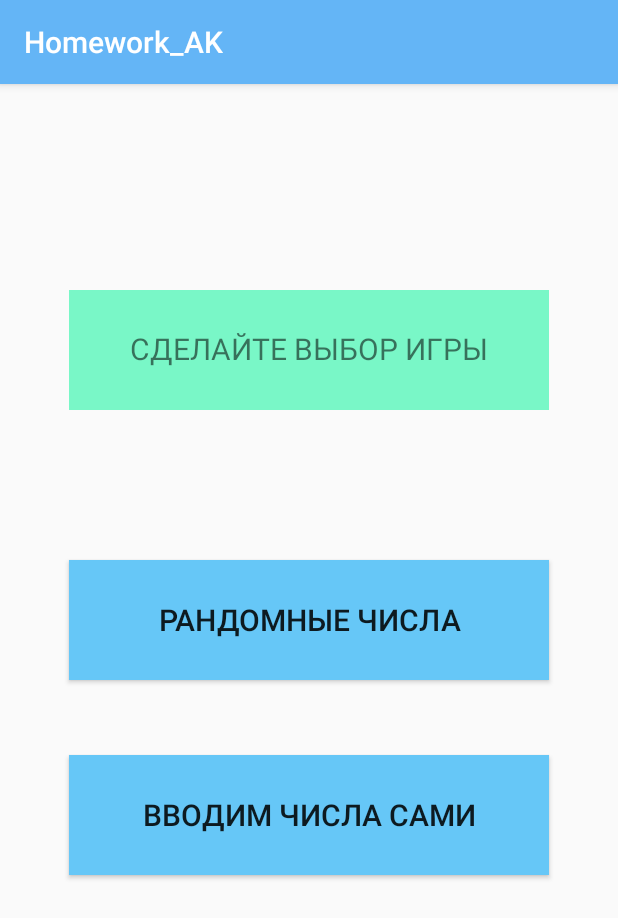
After one commit to poznyi11/homework_ak, an Android app: the MainHw2Activity screen opened directly, with no data from a screen before it, on a phone screen of 412 x 824 dp. The commit adds this screen. Shown: the top 918 px of the screen. Run offline under Robolectric (Android 15) with nearby library versions, the phone set to English and light mode, and no system bars.

Commit message:
start hw_2

```diff
--- a/app/src/main/AndroidManifest.xml
+++ b/app/src/main/AndroidManifest.xml
@@ -1,6 +1,6 @@
 <?xml version="1.0" encoding="utf-8"?>
 <manifest xmlns:android="http://schemas.android.com/apk/res/android"
-    package="by.ivpo.homework_ak">
+    package="by.ivpo.homework_ak" >
 
     <application
         android:allowBackup="true"
@@ -8,8 +8,10 @@
         android:label="@string/app_name"
         android:roundIcon="@mipmap/ic_launcher_round"
         android:supportsRtl="true"
-        android:theme="@style/AppTheme">
-        <activity android:name=".MainActivity">
+        android:theme="@style/AppTheme" >
+        <activity android:name=".homework_2.MainHw2Activity" >
+        </activity>
+        <activity android:name=".MainActivity" >
             <intent-filter>
                 <action android:name="android.intent.action.MAIN" />
 
--- /dev/null
+++ b/app/src/main/java/by/ivpo/homework_ak/homework_2/MainHw2Activity.java
@@ -0,0 +1,22 @@
+package by.ivpo.homework_ak.homework_2;
+
+import androidx.appcompat.app.AppCompatActivity;
+import android.os.Bundle;
+import android.view.View;
+
+import by.ivpo.homework_ak.R;
+
+public class MainHw2Activity extends AppCompatActivity {
+
+    @Override
+    protected void onCreate(Bundle savedInstanceState) {
+        super.onCreate(savedInstanceState);
+        setContentView(R.layout.activity_main_hw2);
+    }
+
+    public void startUserNumbers(View view) {
+    }
+
+    public void startRandomNumbers(View view) {
+    }
+}
--- /dev/null
+++ b/app/src/main/res/layout/activity_main_hw2.xml
@@ -0,0 +1,53 @@
+<?xml version="1.0" encoding="utf-8"?>
+<androidx.constraintlayout.widget.ConstraintLayout
+    xmlns:android="http://schemas.android.com/apk/res/android"
+    xmlns:tools="http://schemas.android.com/tools"
+    xmlns:app="http://schemas.android.com/apk/res-auto"
+    android:layout_width="match_parent"
+    android:layout_height="match_parent"
+    tools:context=".homework_2.MainHw2Activity">
+
+    <Button
+        android:id="@+id/button3"
+        android:layout_width="320dp"
+        android:layout_height="80dp"
+        android:layout_marginTop="100dp"
+        android:background="@color/colorBackground"
+        android:onClick="startRandomNumbers"
+        android:padding="20dp"
+        android:text="@string/button_3"
+        android:textSize="20sp"
+        app:layout_constraintEnd_toEndOf="parent"
+        app:layout_constraintStart_toStartOf="parent"
+        app:layout_constraintTop_toBottomOf="@+id/textView3" />
+
+    <Button
+        android:id="@+id/button4"
+        android:layout_width="320dp"
+        android:layout_height="80dp"
+        android:layout_marginTop="50dp"
+        android:padding="20dp"
+        android:text="@string/button_4"
+        android:textSize="20sp"
+        android:background="@color/colorBackground"
+        android:onClick="startUserNumbers"
+        app:layout_constraintEnd_toEndOf="parent"
+        app:layout_constraintStart_toStartOf="parent"
+        app:layout_constraintTop_toBottomOf="@+id/button3" />
+
+    <TextView
+        android:id="@+id/textView3"
+        android:layout_width="320dp"
+        android:layout_height="80dp"
+        android:background="@color/colorBackground2"
+        android:paddingTop="25dp"
+        android:text="@string/textStart"
+        android:textAlignment="center"
+        android:textSize="20sp"
+        app:layout_constraintBottom_toBottomOf="parent"
+        app:layout_constraintEnd_toEndOf="parent"
+        app:layout_constraintStart_toStartOf="parent"
+        app:layout_constraintTop_toTopOf="parent"
+        app:layout_constraintVertical_bias="0.2" />
+
+</androidx.constraintlayout.widget.ConstraintLayout>
--- a/app/src/main/res/values/colors.xml
+++ b/app/src/main/res/values/colors.xml
@@ -3,4 +3,6 @@
     <color name="colorPrimary">#64b5f6</color>
     <color name="colorPrimaryDark">#0d47a1</color>
     <color name="colorAccent">#03DAC5</color>
+    <color name="colorBackground">#66C7F7</color>
+    <color name="colorBackground2">#79F7C7</color>
 </resources>
--- a/app/src/main/res/values/strings.xml
+++ b/app/src/main/res/values/strings.xml
@@ -6,4 +6,15 @@
     <string name="main_btn_hw_4">Homework 4\nLayouts (Constraint vs Other)</string>
     <string name="main_btn_hw_5">Homework 5\nСписки</string>
     <string name="main_btn_hw_6">Homework 6\nCustom view (Drawing)</string>
+    <string name="hint_number_1">введите число 1</string>
+    <string name="hint_number_2">введите число 2</string>
+    <string name="hint_answer">введите ответ</string>
+    <string name="button_1">НАЧАТЬ ИГРУ!!!</string>
+    <string name="button_2">ГЛАВНОЕ МЕНЮ</string>
+    <string name="button_3">РАНДОМНЫЕ ЧИСЛА</string>
+    <string name="button_4">ВВОДИМ ЧИСЛА САМИ</string>
+    <string name="button_continue">ПРОДОЛЖИТЬ ИГРУ</string>
+    <string name="textStart">СДЕЛАЙТЕ ВЫБОР ИГРЫ</string>
+    <string name="plus">+</string>
+    <string name="equals">=</string>
 </resources>
```
